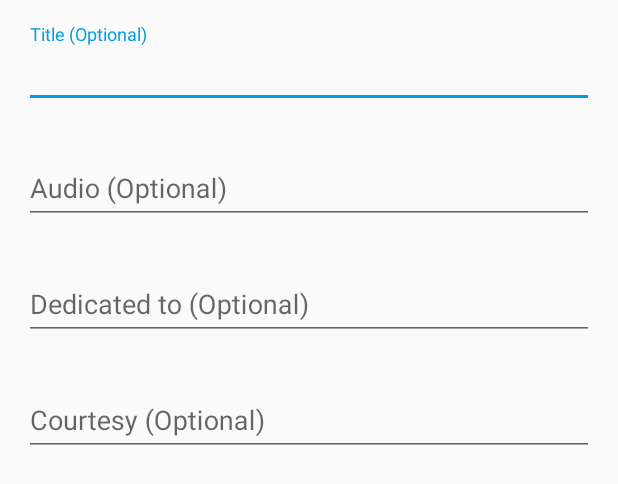
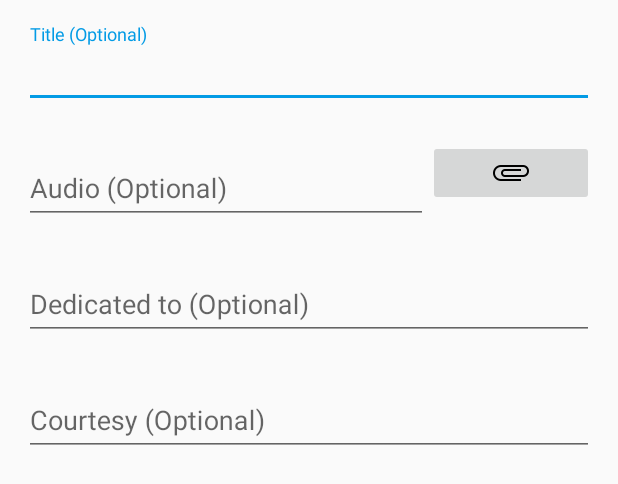
Before and after one commit to brcprasanna/divine-book, an Android app: the layout activity_new_post.xml on its own in the app's theme, with its tools: preview values and no code run, on a phone screen of 412 x 824 dp. Shown: the top 484 px of the screen. Run offline under Robolectric (Android 15) with nearby library versions, the phone set to English and light mode, and no system bars.

Commit message:
attaching audio

```diff
--- a/app/src/main/AndroidManifest.xml
+++ b/app/src/main/AndroidManifest.xml
@@ -5,7 +5,8 @@
 
     <uses-permission android:name="android.permission.ACCESS_NETWORK_STATE" />
     <uses-permission android:name="android.permission.INTERNET" />
-
+    <uses-permission android:name="android.permission.READ_EXTERNAL_STORAGE" />
+    <uses-permission android:name="android.permission.WRITE_EXTERNAL_STORAGE" />
     <uses-permission android:name="android.permission.WAKE_LOCK" />
 
     <application
--- a/app/src/main/java/ram/king/com/divinebook/activity/SignInActivity.java
+++ b/app/src/main/java/ram/king/com/divinebook/activity/SignInActivity.java
@@ -243,7 +243,7 @@ public class SignInActivity extends BaseActivity implements GoogleApiClient.OnCo
                     displayName = AppConstants.SHIVA_MANTRAS_NAME_TAMIL;
                     photoUrl = AppConstants.SHIVA_MANTRAS_IMAGE;
                 }
-                else if(user.getEmail().equals(AppConstants.GANAPATHY_MANTRAS_EMAIL))
+                else if(user.getEmail().equals(AppConstants.GANAPATHY_MANTRAS_EMAIL_TAMIL))
                 {
                     displayName = AppConstants.GANAPATHY_MANTRAS_NAME_TAMIL;
                     photoUrl = AppConstants.GANAPATHY_MANTRAS_IMAGE;
--- a/app/src/main/java/ram/king/com/divinebook/fragment/PostListFragment.java
+++ b/app/src/main/java/ram/king/com/divinebook/fragment/PostListFragment.java
@@ -265,6 +265,10 @@ public abstract class PostListFragment extends BaseFragment{
                 }, new View.OnClickListener() {
                     @Override
                     public void onClick(View play) {
+                        Intent postDetailintent = new Intent(activity, PostDetailActivity.class);
+                        postDetailintent.putExtra(AppConstants.EXTRA_POST_KEY, postKey);
+                        postDetailintent.putExtra(AppConstants.EXTRA_PLAY_AUDIO, "play");
+                        startActivity(postDetailintent);
                     }
                 }) ;
 
--- a/app/src/main/java/ram/king/com/divinebook/util/AppConstants.java
+++ b/app/src/main/java/ram/king/com/divinebook/util/AppConstants.java
@@ -18,6 +18,7 @@ public class AppConstants {
 
     public static final String EXTRA_POST_KEY = "post_key";
     public static final String EXTRA_FOCUS_COMMENT = "focus_comment";
+    public static final String EXTRA_PLAY_AUDIO = "play_audio";
 
     public static final String EXTRA_USER_ID = "user_id";
     public static final String EXTRA_DISPLAY_NAME = "user_display_name";
@@ -93,4 +94,5 @@ public class AppConstants {
     public static final String MURUGAN_MANTRAS_IMAGE = "file:///android_asset/murugan.png";
     public static final String RAMANUJAR_MANTRAS_IMAGE = "file:///android_asset/ramanujar.png";
     public static final String UPANISHAD_MANTRAS_IMAGE = "file:///android_asset/upanishad.png";
+
 }
--- a/app/src/main/java/ram/king/com/divinebook/viewholder/PostViewHolder.java
+++ b/app/src/main/java/ram/king/com/divinebook/viewholder/PostViewHolder.java
@@ -46,7 +46,7 @@ public class PostViewHolder extends RecyclerView.ViewHolder {
         share = (ImageView) itemView.findViewById(R.id.button_share);
         content = (LinearLayout) itemView.findViewById(R.id.content_layout);
         topUserLayout = (RelativeLayout) itemView.findViewById(R.id.post_author_layout);
-        play = (ImageView) itemView.findViewById(R.id.button_play);
+        play = (ImageView) itemView.findViewById(R.id.button_audio);
     }
 
     public void bindToPost(Post post, View.OnClickListener starClickListener,
--- a/app/src/main/res/layout/activity_new_post.xml
+++ b/app/src/main/res/layout/activity_new_post.xml
@@ -35,15 +35,24 @@
                 android:singleLine="false" />
         </android.support.design.widget.TextInputLayout>
 
-        <android.support.design.widget.TextInputLayout
-            android:id="@+id/textLayoutSetAudio"
+        <LinearLayout
+            android:id="@+id/textLayoutSetAudioLayout"
             android:layout_width="match_parent"
             android:layout_height="wrap_content"
+            android:orientation="horizontal"
+            android:layout_below="@id/textLayoutTitle"
             android:layout_marginBottom="5dp"
             android:layout_marginLeft="16dp"
             android:layout_marginRight="16dp"
             android:layout_marginTop="16dp"
-            android:layout_below="@id/textLayoutTitle">
+
+            android:weightSum="1">
+        <android.support.design.widget.TextInputLayout
+            android:id="@+id/textLayoutSetAudio"
+            android:layout_width="wrap_content"
+            android:layout_height="wrap_content"
+            android:layout_weight="0.8"
+            >
 
             <android.support.design.widget.TextInputEditText
                 android:id="@+id/field_audio"
@@ -56,8 +65,13 @@
                 android:scrollbars="vertical"
                 android:singleLine="false" />
         </android.support.design.widget.TextInputLayout>
-
-
+<ImageButton
+    android:id="@+id/btnAttach"
+    android:layout_width="wrap_content"
+    android:layout_height="wrap_content"
+    android:src="@drawable/ic_attachment_black_24dp"
+    android:layout_weight="0.2"/>
+        </LinearLayout>
         <!--<LinearLayout
             android:id="@+id/button_layout"
             android:layout_width="wrap_content"
@@ -91,7 +105,7 @@
             android:id="@+id/textLayoutDedicateTo"
             android:layout_width="match_parent"
             android:layout_height="wrap_content"
-            android:layout_below="@id/textLayoutSetAudio"
+            android:layout_below="@id/textLayoutSetAudioLayout"
             android:layout_marginBottom="5dp"
             android:layout_marginLeft="16dp"
             android:layout_marginRight="16dp"
--- a/app/src/main/res/layout/include_post_footer.xml
+++ b/app/src/main/res/layout/include_post_footer.xml
@@ -42,14 +42,14 @@
         android:layout_weight="0.33">
 -->
         <ImageButton
-            android:id="@+id/button_play"
+            android:id="@+id/button_audio"
             android:layout_width="wrap_content"
             android:layout_height="wrap_content"
             android:layout_centerInParent="true"
             android:layout_marginBottom="10dp"
             android:layout_marginTop="10dp"
             android:background="@null"
-            android:src="@drawable/ic_play_circle_outline_black_24dp" />
+            android:src="@drawable/ic_audiotrack_black_24dp" />
 
         <!--<TextView
             android:id="@+id/comment_count"
```
Also changed, not shown: app/src/main/java/ram/king/com/divinebook/activity/NewPostActivity.java (+117 -0 lines), app/src/main/java/ram/king/com/divinebook/activity/PostDetailActivity.java (+22 -4 lines), app/src/main/res/drawable-hdpi/ic_attachment_black_24dp.png (added), app/src/main/res/drawable-mdpi/ic_attachment_black_24dp.png (added), app/src/main/res/drawable-xhdpi/ic_attachment_black_24dp.png (added), app/src/main/res/drawable-xxhdpi/ic_attachment_black_24dp.png (added), app/src/main/res/drawable-xxxhdpi/ic_attachment_black_24dp.png (added).
